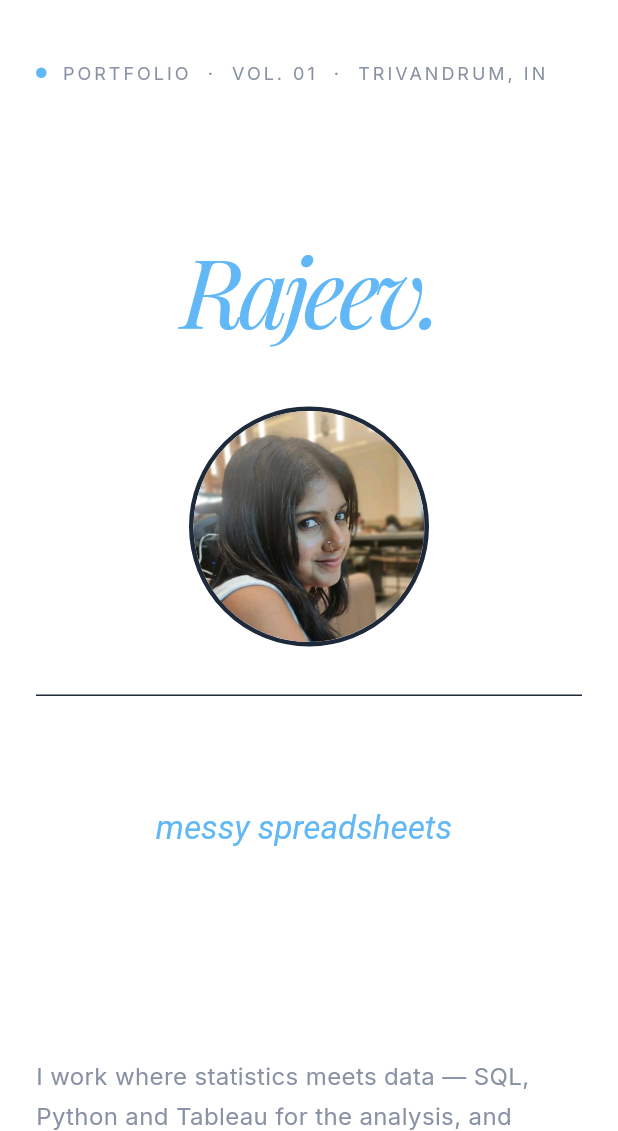
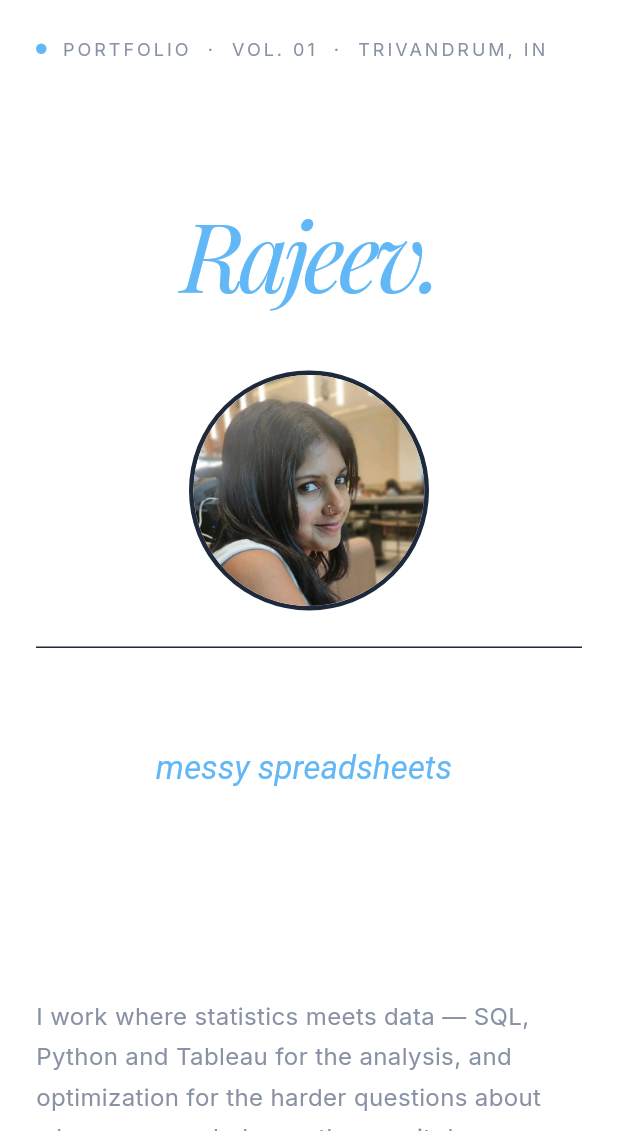
Before and after one commit to gayurajeev/Flutter-portfolio-web, a Flutter app: the screen it shows after launch, on a phone screen of 412 x 824 dp, the part 105-1236 px from its top. Run offline on Flutter 3.47's test engine with Material 3 defaults, Android fonts, the phone set to English and light mode, and no system bars; drawn by our look-alikes of flutter_animate; our stand-ins replace google_fonts, visibility_detector; missing offline and left inert: web_smooth_scroll.

Commit message:
style: Make HeroSection take full height to push marquee to bottom

```diff
--- a/lib/sections/hero_section.dart
+++ b/lib/sections/hero_section.dart
@@ -16,17 +16,22 @@ class HeroSection extends StatelessWidget {
   @override
   Widget build(BuildContext context) {
     final width = MediaQuery.of(context).size.width;
+    final height = MediaQuery.of(context).size.height;
     final isMobile = width < 768;
 
     return Container(
       width: double.infinity,
+      constraints: BoxConstraints(
+        minHeight: height > 180 ? height - 80 - 100 : 0, // Approx Nav (80) + Ticker (100)
+      ),
       color: Colors.transparent,
       padding: EdgeInsets.symmetric(
         horizontal: isMobile ? 24 : 56,
-        vertical: isMobile ? 40 : 56,
+        vertical: isMobile ? 24 : 24,
       ),
       child: Column(
         crossAxisAlignment: CrossAxisAlignment.start,
+        mainAxisAlignment: MainAxisAlignment.center,
         children: [
           // Top meta row
           Row(
@@ -70,7 +75,7 @@ class HeroSection extends StatelessWidget {
               .fadeIn(duration: 600.ms, delay: 200.ms)
               .slideY(begin: -0.1, end: 0),
 
-          SizedBox(height: isMobile ? 40 : 60),
+          SizedBox(height: isMobile ? 32 : 32),
 
           // Big name
           isMobile
@@ -85,7 +90,7 @@ class HeroSection extends StatelessWidget {
                   .fadeIn(duration: 800.ms, delay: 400.ms)
                   .slideY(begin: 0.05, end: 0),
 
-          SizedBox(height: isMobile ? 32 : 48),
+          SizedBox(height: isMobile ? 24 : 24),
 
           // Horizontal divider
           Container(
@@ -93,7 +98,7 @@ class HeroSection extends StatelessWidget {
             color: AppColors.divider,
           ),
 
-          SizedBox(height: isMobile ? 32 : 48),
+          SizedBox(height: isMobile ? 24 : 24),
 
           // Description row
           isMobile
```
